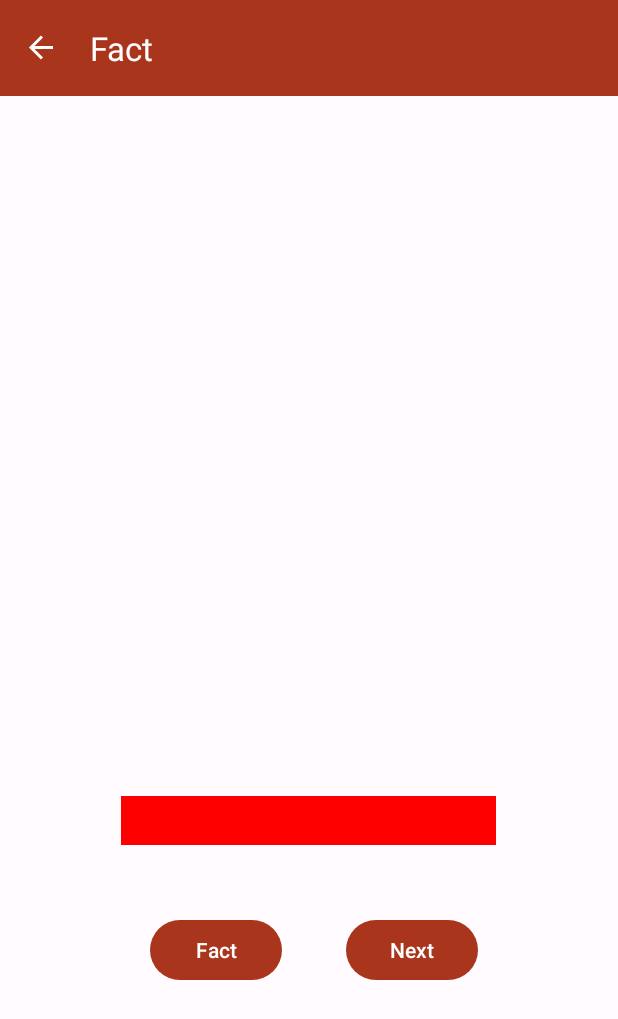
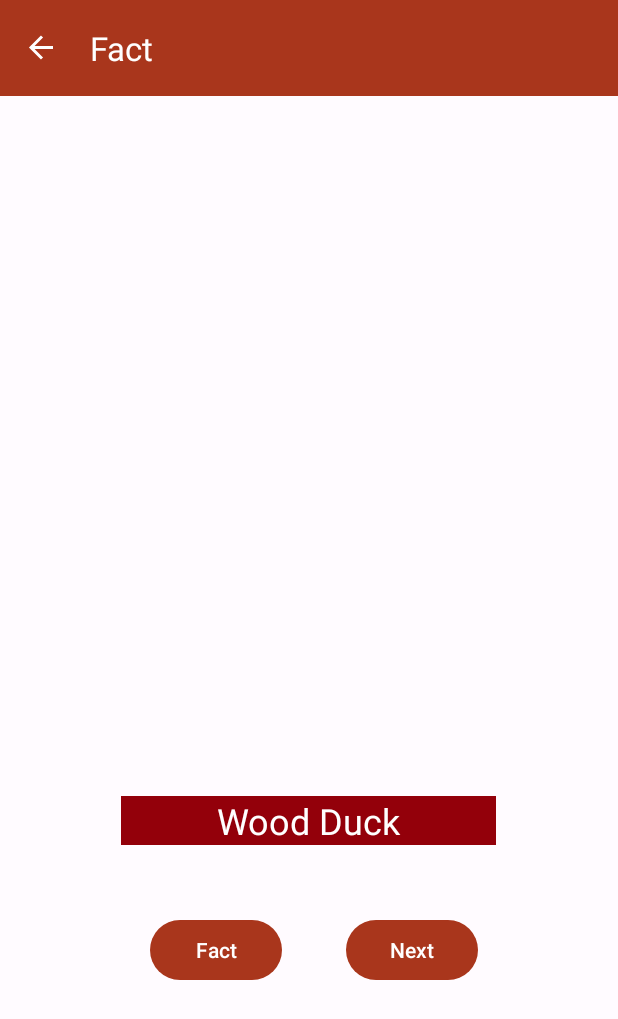
Before and after one commit to PerspectivCollection/Nest, an Android app: the FactFragment screen opened through its navigation route, on a phone screen of 412 x 824 dp. Shown: the top 1019 px of the screen. Run offline under Robolectric (Android 15) with nearby library versions, the phone set to English and light mode, and no system bars; our stand-ins replace data binding, navigation-ui.

Commit message:
update from browser

```diff
--- a/app/src/main/java/com/example/nest/screensall/guesswho/FactFragment.kt
+++ b/app/src/main/java/com/example/nest/screensall/guesswho/FactFragment.kt
@@ -1,19 +1,18 @@
 package com.example.nest.screensall.guesswho
 
 //app
-import android.graphics.Color
 import android.os.Bundle
 import android.view.LayoutInflater
 import android.view.View
 import android.view.ViewGroup
-import android.widget.Toast
+import androidx.core.content.ContextCompat
 import androidx.fragment.app.Fragment
 import androidx.fragment.app.activityViewModels
 import androidx.navigation.fragment.findNavController
 import androidx.navigation.fragment.navArgs
 import com.example.nest.R
+import com.example.nest.databinding.FragmentFactBinding
 import com.example.nest.model.Bird
-import com.example.nest.databinding.FragmentFactBinding
 import com.example.nest.navigationdraw.GuesswhoViewModel
 
 
@@ -33,7 +32,6 @@ class FactFragment : Fragment() {
         binding.viewModel = sharedViewModel
         binding.lifecycleOwner = this
 
-
         //no navigate to audio or guess
         binding.btnNextId2.visibility = View.GONE
 
@@ -45,16 +43,29 @@ class FactFragment : Fragment() {
             }
         }
 
-        //new bird evry entering fragment
-        if (sharedViewModel.birdindex.value != 0){
-            binding.birdtextId.text = Bird.getBird()[sharedViewModel.storeList.last().toInt()].name.toString()
+        //new bird every entering fragment
+        if (sharedViewModel.birdindex.value != 0) {
+            if (sharedViewModel.storeList.isEmpty()){
+                sharedViewModel.storeList.add(2)
+            }
+            binding.birdtextId.text =
+                Bird.getBird()[sharedViewModel.storeList.last().toInt()].name.toString()
         }
+
+        if (sharedViewModel.storCorrect.value == null)
+            sharedViewModel.scoorStart(0)
+
+        val addsaveScoor = sharedViewModel.storCorrect.value?.toInt()!!
 
         //correct or wrong green or red
         if ((sharedViewModel.typebird.value == true) or args.typeBird) {
-            binding.birdtextId.setBackgroundColor(Color.GREEN)
+            sharedViewModel.addToScoor(addsaveScoor) //add to scoor
+
+            context?.let { ContextCompat.getColor(it, R.color.md_theme_light_tertiary) }
+                ?.let { binding.birdtextId.setBackgroundColor(it) }
         } else {
-            binding.birdtextId.setBackgroundColor(Color.RED)
+            context?.let { ContextCompat.getColor(it, R.color.md_theme_dark_errorContainer) }
+                ?.let { binding.birdtextId.setBackgroundColor(it) }
         }
 
         //to guesswho
@@ -94,19 +105,17 @@ class FactFragment : Fragment() {
 
         sharedViewModel.setGuessBird(args.audioIndexBird.toInt())
 
-
         //to audio btn
         if (args.navigateReapeat) {
             binding.birdtextId.text = Bird.getBird()[args.audioIndexBird.toInt()].name.toString()
             binding.btnNextId2.visibility = View.VISIBLE
         }
 
-        binding?.apply {
+        binding.apply {
             lifecycleOwner = viewLifecycleOwner
             viewModel = sharedViewModel
             factfragment = this@FactFragment
         }
-
     }
 
     fun navigateNext() {
```
